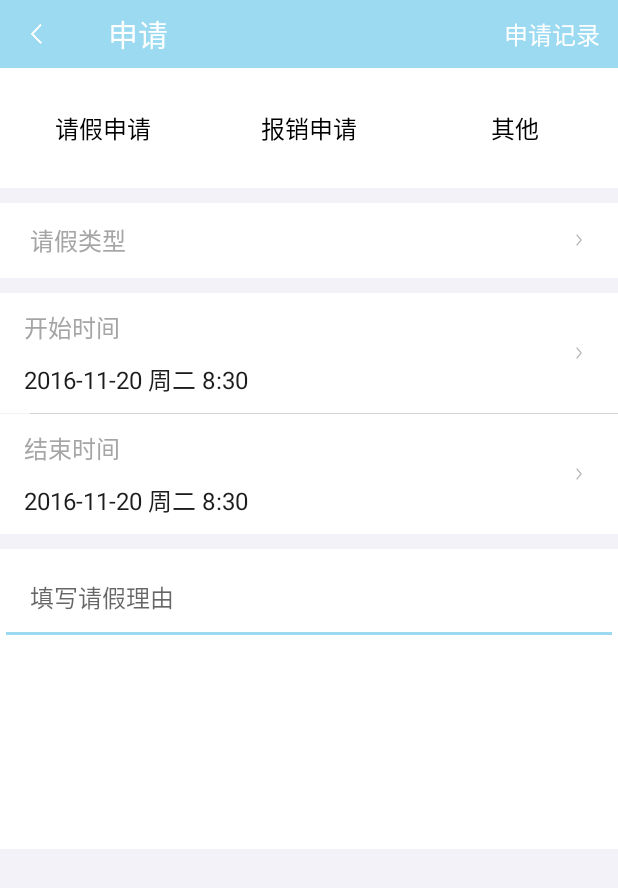
After one commit to missyou2013/WorkProject_lianqun, an Android app: the ApplyActivity screen opened directly, with no data from a screen before it, on a phone screen of 412 x 824 dp. The commit adds this screen. Shown: the top 888 px of the screen. Run offline under Robolectric (Android 15) with nearby library versions, the phone set to English and light mode, and no system bars; our stand-ins replace ButterKnife.

Commit message:
11月24号   下午5:00

```diff
--- a/app/src/main/AndroidManifest.xml
+++ b/app/src/main/AndroidManifest.xml
@@ -69,12 +69,12 @@
         </service>
 
 
-
         <!-- 考勤界面-->
         <activity android:name=".activity.KaoQinActivity" />
         <!-- 考勤查看全部界面-->
         <activity android:name=".activity.KaoQinDetailsActivity" />
-
+        <!--申请-->
+        <activity android:name=".activity.ApplyActivity" />
 
     </application>
 
--- /dev/null
+++ b/app/src/main/java/activity/lianqun/herry/com/workproject_lianqun/activity/ApplyActivity.java
@@ -0,0 +1,45 @@
+package activity.lianqun.herry.com.workproject_lianqun.activity;
+
+import android.os.Bundle;
+import android.view.MenuItem;
+import android.widget.Toast;
+
+import activity.lianqun.herry.com.workproject_lianqun.R;
+import activity.lianqun.herry.com.workproject_lianqun.core.BaseActivity;
+
+/**
+ * Created by Administrator on 2016/11/24.
+ */
+
+public class ApplyActivity extends BaseActivity {
+    @Override
+    protected void setUpContentView() {
+        setContentView(R.layout.activity_apply, R.string.activity_apply);
+    }
+
+    @Override
+    protected void setUpView() {
+
+    }
+
+    @Override
+    protected void setUpData(Bundle savedInstanceState) {
+
+    }
+
+    @Override
+    protected void setUpMenu(int menuId) {
+        super.setUpMenu(R.menu.menu, "申请记录");
+    }
+
+    @Override
+    public boolean onMenuItemClick(MenuItem item) {
+        switch (item.getItemId()) {
+            case R.id.menu_about:
+                Toast.makeText(getApplicationContext(), "申请记录", Toast.LENGTH_LONG).show();
+
+                break;
+        }
+        return true;
+    }
+}
--- a/app/src/main/java/activity/lianqun/herry/com/workproject_lianqun/activity/HomeActivity.java
+++ b/app/src/main/java/activity/lianqun/herry/com/workproject_lianqun/activity/HomeActivity.java
@@ -72,13 +72,15 @@ public class HomeActivity extends BaseActivity {
 
     @OnClick({R.id.relativeLayout_kaoQin, R.id.relativeLayout_shenQing, R.id.relativeLayout_trace, R.id.relativeLayout_ad, R.id.relativeLayout_my})
     public void onClick(View view) {
-         Intent intent = new Intent();
+        Intent intent = new Intent();
         switch (view.getId()) {
             case R.id.relativeLayout_kaoQin:
-               intent.setClass(HomeActivity.this, KaoQinActivity.class);
+                intent.setClass(HomeActivity.this, KaoQinActivity.class);
 
                 break;
             case R.id.relativeLayout_shenQing:
+                intent.setClass(HomeActivity.this, ApplyActivity.class);
+
                 break;
             case R.id.relativeLayout_trace:
                 break;
--- a/app/src/main/java/activity/lianqun/herry/com/workproject_lianqun/activity/WelcomeActivity.java
+++ b/app/src/main/java/activity/lianqun/herry/com/workproject_lianqun/activity/WelcomeActivity.java
@@ -42,8 +42,8 @@ public class WelcomeActivity extends BaseActivity {
         @Override
         public void handleMessage(Message msg) {
             super.handleMessage(msg);
-//            startActivity(new Intent(WelcomeActivity.this, HomeActivity.class));
-            startActivity(new Intent(WelcomeActivity.this, LoginActivity.class));
+ startActivity(new Intent(WelcomeActivity.this, HomeActivity.class));
+            //startActivity(new Intent(WelcomeActivity.this, LoginActivity.class));
             finish();
         }
     };
--- /dev/null
+++ b/app/src/main/res/layout/activity_apply.xml
@@ -0,0 +1,186 @@
+<?xml version="1.0" encoding="utf-8"?>
+<LinearLayout xmlns:android="http://schemas.android.com/apk/res/android"
+    xmlns:app="http://schemas.android.com/apk/res-auto"
+    android:layout_width="match_parent"
+    android:layout_height="match_parent"
+    android:background="@color/home_background"
+    android:orientation="vertical">
+
+    <include layout="@layout/widget_toolbar" />
+
+    <ScrollView
+        android:layout_width="match_parent"
+        android:layout_height="match_parent"
+        android:scrollbars="none">
+
+        <LinearLayout
+            android:layout_width="match_parent"
+
+            android:layout_height="wrap_content"
+            android:orientation="vertical">
+
+
+            <RadioGroup
+                android:layout_width="match_parent"
+                android:layout_height="80dp"
+                android:background="@color/white"
+                android:orientation="horizontal">
+
+
+                <RadioButton
+                    android:layout_width="0dp"
+                    android:layout_height="match_parent"
+                    android:layout_weight="1"
+                    android:button="@null"
+                    android:gravity="center"
+                    android:text="请假申请" />
+
+                <RadioButton
+                    android:layout_width="0dp"
+                    android:layout_height="match_parent"
+                    android:layout_weight="1"
+                    android:button="@null"
+                    android:gravity="center"
+                    android:text="报销申请" />
+
+                <RadioButton
+                    android:layout_width="0dp"
+                    android:layout_height="match_parent"
+                    android:layout_weight="1"
+                    android:button="@null"
+                    android:gravity="center"
+                    android:text="其他" />
+
+            </RadioGroup>
+
+            <TextView
+                android:layout_width="match_parent"
+                android:layout_height="@dimen/height50dp"
+                android:layout_marginTop="10dp"
+                android:background="@color/white"
+                android:drawableRight="@mipmap/arrow_right"
+                android:gravity="center_vertical"
+                android:paddingLeft="@dimen/margin_20"
+                android:paddingRight="@dimen/margin_20"
+                android:text="请假类型"
+                android:textColor="@color/gray_shallow"
+                android:textSize="@dimen/textSize16sp" />
+
+            <RelativeLayout
+                android:layout_width="match_parent"
+                android:layout_height="80dp"
+                android:layout_marginTop="10dp"
+                android:background="@color/white">
+
+                <TextView
+                    android:layout_width="wrap_content"
+                    android:layout_height="wrap_content"
+                    android:layout_above="@+id/apply_flag1"
+                    android:layout_alignLeft="@+id/apply_flag1"
+                    android:layout_marginBottom="5dp"
+                    android:text="开始时间"
+
+                    android:textColor="@color/gray_shallow"
+                    android:textSize="@dimen/textSize16sp" />
+
+                <TextView
+                    android:id="@+id/apply_flag1"
+                    android:layout_width="wrap_content"
+                    android:layout_height="0dp"
+                    android:layout_alignParentLeft="true"
+                    android:layout_centerVertical="true"
+                    android:layout_marginLeft="@dimen/margin_20"
+                    android:layout_marginStart="16dp" />
+
+                <TextView
+                    android:id="@+id/apply_start_time"
+                    android:layout_width="wrap_content"
+                    android:layout_height="wrap_content"
+                    android:layout_alignLeft="@+id/apply_flag1"
+                    android:layout_below="@+id/apply_flag1"
+                    android:layout_marginTop="5dp"
+                    android:text="2016-11-20 周二 8:30"
+                    android:textColor="@color/gray_dark"
+                    android:textSize="@dimen/textSize16sp" />
+
+                <ImageView
+
+                    android:layout_width="wrap_content"
+                    android:layout_height="wrap_content"
+                    android:layout_alignParentRight="true"
+                    android:layout_centerVertical="true"
+                    android:layout_marginRight="@dimen/margin_20"
+                    android:background="@mipmap/arrow_right" />
+
+            </RelativeLayout>
+
+            <View
+                android:layout_width="match_parent"
+                android:layout_height="0.5dp"
+                android:layout_marginLeft="@dimen/margin_20"
+                android:background="@color/gray_line" />
+
+            <RelativeLayout
+                android:layout_width="match_parent"
+                android:layout_height="80dp"
+                android:background="@color/white">
+
+                <TextView
+                    android:layout_width="wrap_content"
+                    android:layout_height="wrap_content"
+                    android:layout_above="@+id/apply_flag2"
+                    android:layout_alignLeft="@+id/apply_flag2"
+                    android:layout_marginBottom="5dp"
+                    android:text="结束时间"
+                    android:textColor="@color/gray_shallow"
+                    android:textSize="@dimen/textSize16sp" />
+
+                <TextView
+                    android:id="@+id/apply_flag2"
+                    android:layout_width="wrap_content"
+                    android:layout_height="0dp"
+                    android:layout_alignParentLeft="true"
+                    android:layout_centerVertical="true"
+                    android:layout_marginLeft="@dimen/margin_20"
+                    android:layout_marginStart="16dp" />
+
+                <TextView
+                    android:id="@+id/apply_end_time"
+                    android:layout_width="wrap_content"
+                    android:layout_height="wrap_content"
+                    android:layout_alignLeft="@+id/apply_flag2"
+                    android:layout_below="@+id/apply_flag2"
+                    android:layout_marginTop="5dp"
+                    android:text="2016-11-20 周二 8:30"
+                    android:textColor="@color/gray_dark"
+                    android:textSize="@dimen/textSize16sp" />
+
+                <ImageView
+
+                    android:layout_width="wrap_content"
+                    android:layout_height="wrap_content"
+                    android:layout_alignParentRight="true"
+                    android:layout_centerVertical="true"
+                    android:layout_marginRight="@dimen/margin_20"
+                    android:background="@mipmap/arrow_right" />
+
+            </RelativeLayout>
+
+
+            <RelativeLayout
+                android:layout_width="match_parent"
+                android:layout_height="200dp"
+                android:layout_marginTop="10dp"
+                android:background="@color/white">
+
+                <EditText
+                    android:id="@+id/et_apply_cause"
+                    android:layout_width="match_parent"
+                    android:layout_height="wrap_content"
+                    android:hint="填写请假理由"
+                    android:padding="20dp" />
+
+            </RelativeLayout>
+        </LinearLayout>
+    </ScrollView>
+</LinearLayout>
--- a/app/src/main/res/layout/widget_toolbar.xml
+++ b/app/src/main/res/layout/widget_toolbar.xml
@@ -6,8 +6,8 @@
         android:id="@+id/toolbar_title"
         android:layout_width="wrap_content"
         android:layout_height="wrap_content"
-        android:layout_gravity="center"
         android:ellipsize="end"
+        android:gravity="center"
         android:singleLine="true"
         android:textColor="@color/white"
         android:textSize="20sp" />
--- a/app/src/main/res/values/strings.xml
+++ b/app/src/main/res/values/strings.xml
@@ -50,5 +50,6 @@
     <string name="ac_login_error_net_txt">网络异常，请检查您的网络</string>
 
     <string name="activity_kaoqin">考勤</string>
+    <string name="activity_apply">申请</string>
 
 </resources>
--- a/app/src/main/res/values/styles.xml
+++ b/app/src/main/res/values/styles.xml
@@ -8,6 +8,7 @@
         <item name="colorPrimaryDark">@color/app_primary_dark_color</item>
         <item name="colorAccent">@color/app_primary_color</item>
         <item name="android:textSize">16sp</item>
+
         <item name="android:windowBackground">@color/white</item>
         <item name="android:actionMenuTextColor">@color/white</item>
     </style>
```
